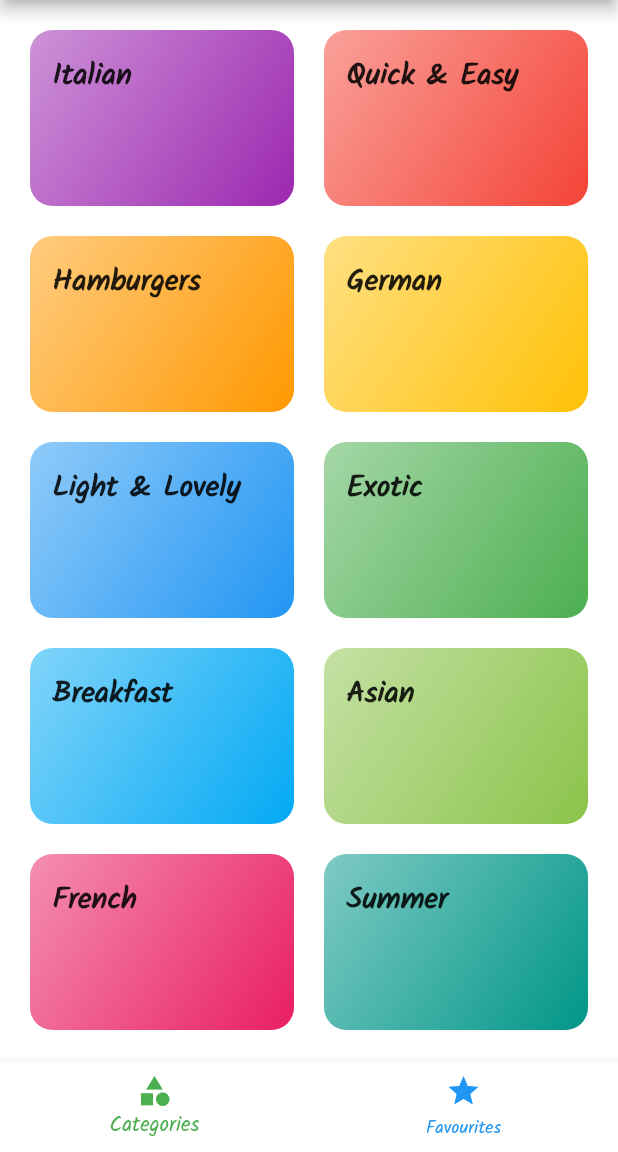
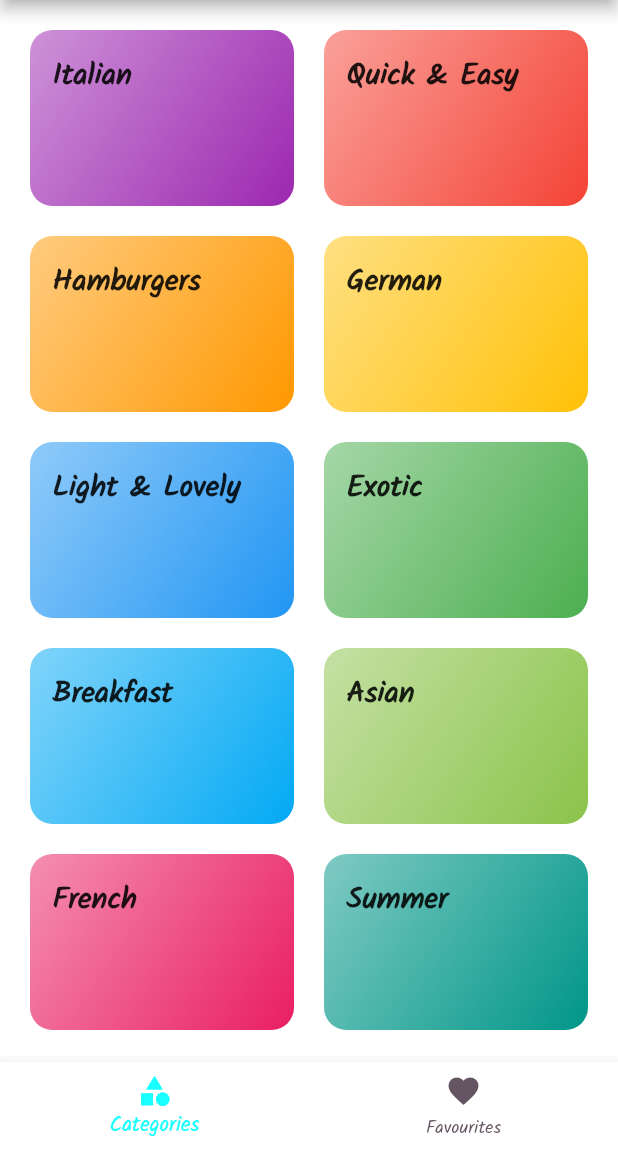
Before and after one commit to katskoru/meals_app, a Flutter app: the screen it shows after launch, on a phone screen of 412 x 824 dp, the part 84-1236 px from its top. Run offline on Flutter 3.47's test engine with Material 2 defaults, Android fonts, the phone set to English and light mode, and no system bars.

Commit message:
colors, drawer and shader image

```diff
--- a/lib/screens/tabs_screen.dart
+++ b/lib/screens/tabs_screen.dart
@@ -42,8 +42,8 @@ class _TabsScreenState extends State<TabsScreen> {
       body: _pages![_selectedPageIndex]["page"] as Widget,
       bottomNavigationBar: BottomNavigationBar(
           onTap: _selectPage,
-          unselectedItemColor: Colors.blue,
-          selectedItemColor: Colors.green,
+          unselectedItemColor: const Color.fromARGB(255, 101, 85, 99),
+          selectedItemColor: Colors.cyanAccent,
           currentIndex: _selectedPageIndex,
           items: const [
             BottomNavigationBarItem(
@@ -53,7 +53,7 @@ class _TabsScreenState extends State<TabsScreen> {
                 label: "Categories"),
             BottomNavigationBarItem(
                 icon: Icon(
-                  Icons.star,
+                  Icons.favorite,
                 ),
                 label: "Favourites"),
           ]),
--- a/lib/widgets/main_drawer.dart
+++ b/lib/widgets/main_drawer.dart
@@ -25,7 +25,7 @@ class MainDrawer extends StatelessWidget {
         children: [
           Container(
               child: Text(
-                "cook",
+                "Cookbook",
                 style: TextStyle(
                   fontWeight: FontWeight.bold,
                   fontSize: 30,
```
Also changed, not shown: lib/screens/meal_detail_screen.dart (+13 -3 lines), lib/widgets/meal_item.dart (+15 -5 lines).
